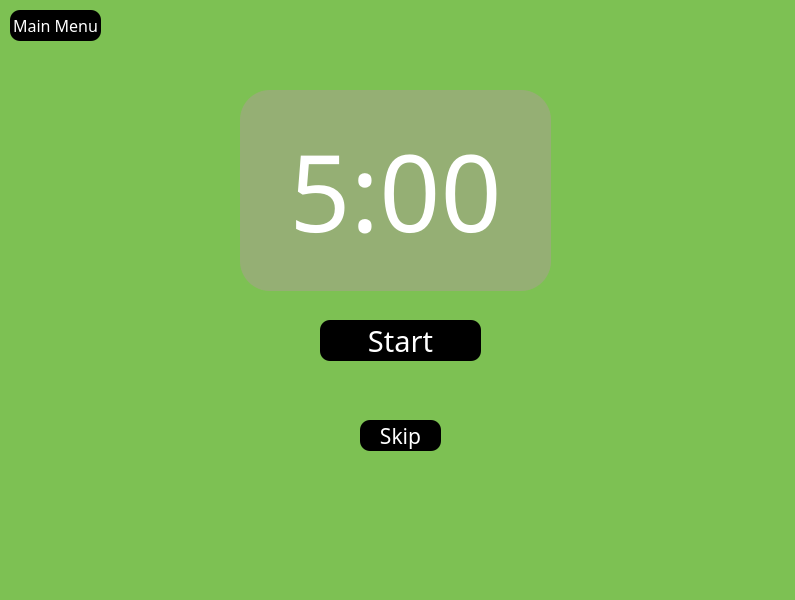
Before: the Qt Designer form UI/shortBreak.ui in ziad-jradeh/TimeTrackingProject, drawn with Qt 5.
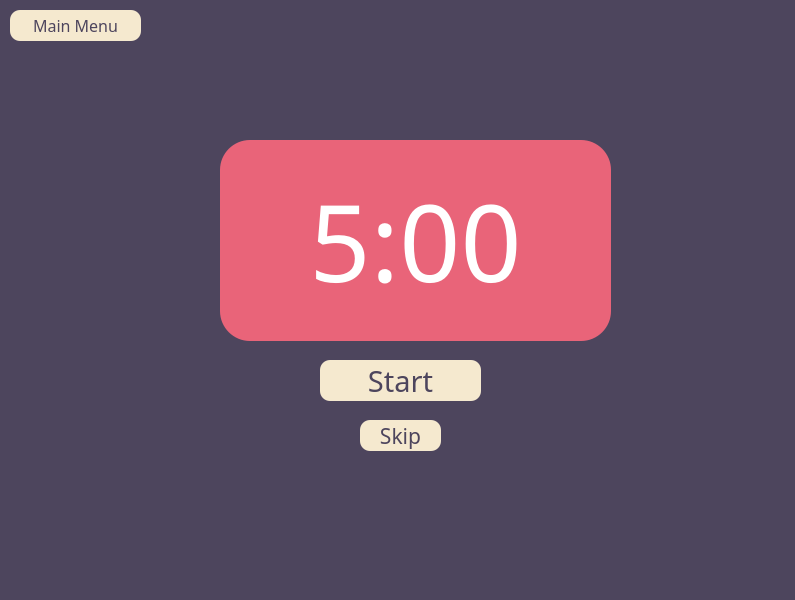
After: the same form once the commit is applied.

Diff of the .ui file:
```diff
--- a/UI/shortBreak.ui
+++ b/UI/shortBreak.ui
@@ -26,15 +26,15 @@
     </rect>
    </property>
    <property name="styleSheet">
-    <string notr="true">background-color:rgb(125, 193, 83);
+    <string notr="true">background-color:#4D455D;
 color:rgb(255,255,255);; </string>
    </property>
    <widget class="QLabel" name="timeLabel">
     <property name="geometry">
      <rect>
-      <x>240</x>
-      <y>90</y>
-      <width>311</width>
+      <x>220</x>
+      <y>140</y>
+      <width>391</width>
       <height>201</height>
      </rect>
     </property>
@@ -45,7 +45,7 @@
      </font>
     </property>
     <property name="styleSheet">
-     <string notr="true">background-color:rgba(195, 141, 179, 89);
+     <string notr="true">background-color:#E96479;
 border-radius:30px;</string>
     </property>
     <property name="text">
@@ -59,7 +59,7 @@
     <property name="geometry">
      <rect>
       <x>320</x>
-      <y>320</y>
+      <y>360</y>
       <width>161</width>
       <height>41</height>
      </rect>
@@ -71,9 +71,9 @@
      </font>
     </property>
     <property name="styleSheet">
-     <string notr="true">background-color:rgb(0, 0, 0);
+     <string notr="true">background-color:#F5E9CF;
 border-radius:10px;
-color:rgb(255, 255, 255);</string>
+color:#4D455D;</string>
     </property>
     <property name="text">
      <string>Start</string>
@@ -95,9 +95,9 @@
      </font>
     </property>
     <property name="styleSheet">
-     <string notr="true">background-color:rgb(0, 0, 0);
+     <string notr="true">background-color:#F5E9CF;
 border-radius:10px;
-color:rgb(255, 255, 255);</string>
+color:#4D455D;</string>
     </property>
     <property name="text">
      <string>Skip</string>
@@ -108,7 +108,7 @@
      <rect>
       <x>10</x>
       <y>10</y>
-      <width>91</width>
+      <width>131</width>
       <height>31</height>
      </rect>
     </property>
@@ -119,9 +119,9 @@
      </font>
     </property>
     <property name="styleSheet">
-     <string notr="true">background-color:rgb(0, 0, 0);
+     <string notr="true">background-color:#F5E9CF;
 border-radius:10px;
-color:rgb(255, 255, 255);</string>
+color:#4D455D;</string>
     </property>
     <property name="text">
      <string>Main Menu</string>
```
